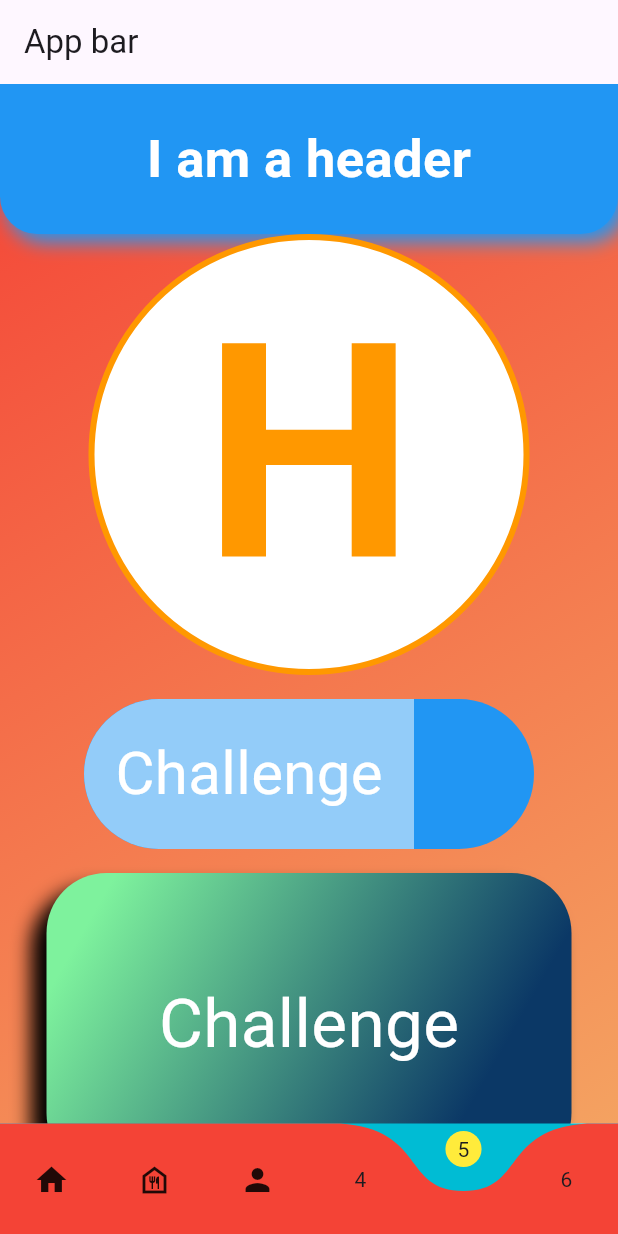
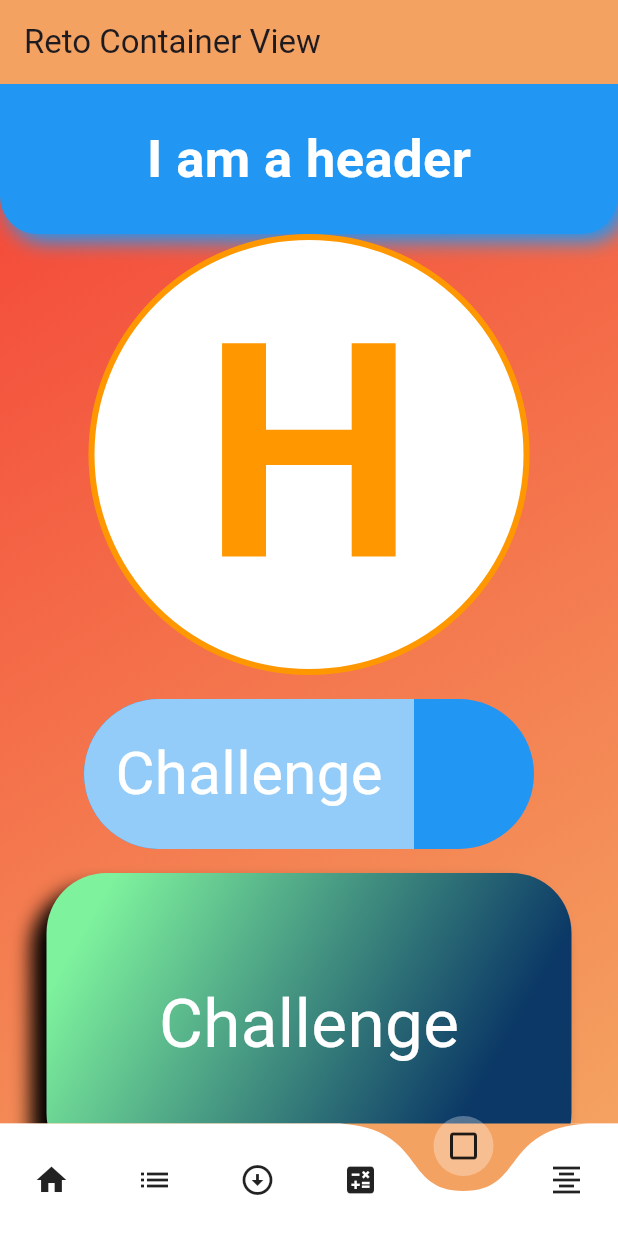
Before and after one commit to fr4nsgallegos/recetasappG8, a Flutter app: the screen it shows after launch, swiped to page 5, on a phone screen of 412 x 824 dp. Run offline on Flutter 3.47's test engine with Material 3 defaults, Android fonts, the phone set to English and light mode, and no system bars; drawn by our look-alikes of curved_navigation_bar; network calls fail.

Commit message:
with pagedetails list

```diff
--- a/lib/models/screen_model.dart
+++ b/lib/models/screen_model.dart
@@ -1,18 +1,24 @@
 import 'package:flutter/material.dart';
+import 'package:recetas_app_g8/pages/calculator_page.dart';
 import 'package:recetas_app_g8/pages/home_page.dart';
 import 'package:recetas_app_g8/pages/list_view_page.dart';
+import 'package:recetas_app_g8/pages/reto_container_page.dart';
+import 'package:recetas_app_g8/pages/scroll_page.dart';
+import 'package:recetas_app_g8/pages/textformfield_example_page.dart';
 
 class ScreenModel {
   Widget pageName;
   String title;
   Color bgColor;
   Color colorButtonOption;
-
-  ScreenModel(
-      {required this.pageName,
-      required this.title,
-      required this.bgColor,
-      required this.colorButtonOption});
+  Icon icono;
+  ScreenModel({
+    required this.pageName,
+    required this.title,
+    required this.bgColor,
+    required this.colorButtonOption,
+    required this.icono,
+  });
 }
 
 List<ScreenModel> pagesDetails = [
@@ -20,11 +26,44 @@ List<ScreenModel> pagesDetails = [
     pageName: HomePage(bgColor: Color(0xff264653)),
     title: "Home Page",
     bgColor: Color(0xff264653),
-    colorButtonOption: Color(0xff264653).withOpacity(0.5),
+    colorButtonOption: Colors.white.withOpacity(0.3),
+    icono: Icon(Icons.home),
   ),
   ScreenModel(
-      pageName: ListViewPage(bgColor: Color(0xff2a9d8f)),
-      title: "List View",
-      bgColor: Color(0xff2a9d8f),
-      colorButtonOption: Color(0xff2a9d8f).withOpacity(0.5)),
+    pageName: ListViewPage(bgColor: Color(0xff2a9d8f)),
+    title: "List View",
+    bgColor: Color(0xff2a9d8f),
+    colorButtonOption: Colors.white.withOpacity(0.3),
+    icono: Icon(Icons.list),
+  ),
+  ScreenModel(
+    pageName: ScrollPage(
+      bgColor: Color(0xffe9c46a),
+    ),
+    title: "Scroll Page",
+    bgColor: Color(0xffe9c46a),
+    colorButtonOption: Colors.black.withOpacity(0.3),
+    icono: Icon(Icons.arrow_circle_down_sharp),
+  ),
+  ScreenModel(
+    pageName: CalculatorPage(bgColor: Color(0xff1F1F1F)),
+    title: "Calculator View",
+    bgColor: Color(0xff1F1F1F),
+    colorButtonOption: Colors.white.withOpacity(0.5),
+    icono: Icon(Icons.calculate),
+  ),
+  ScreenModel(
+    pageName: RetoContainerPage(bgColor: Color(0xfff4a261)),
+    title: "Reto Container View",
+    bgColor: Color(0xfff4a261),
+    colorButtonOption: Colors.white.withOpacity(0.3),
+    icono: Icon(Icons.check_box_outline_blank_outlined),
+  ),
+  ScreenModel(
+    pageName: TextFormFieldExamplePage(bgColor: Color(0xffe76f51)),
+    title: "Text Form Field View",
+    bgColor: Color(0xffe76f51),
+    colorButtonOption: Colors.white.withOpacity(0.3),
+    icono: Icon(Icons.format_align_center_outlined),
+  ),
 ];
--- a/lib/pages/tab_bar_page.dart
+++ b/lib/pages/tab_bar_page.dart
@@ -22,8 +22,6 @@ class _TabBarPageState extends State<TabBarPage> {
   void initState() {
     // TODO: implement initState
     super.initState();
-    pagesDetails.add(pagesDetails)
-
   }
 
   @override
@@ -31,21 +29,29 @@ class _TabBarPageState extends State<TabBarPage> {
     return SafeArea(
       child: Scaffold(
         appBar: AppBar(
-          title: Text("App bar"),
+          title: Text(pagesDetails[activePageIndex].title),
+          backgroundColor: pagesDetails[activePageIndex].bgColor,
         ),
         bottomNavigationBar: CurvedNavigationBar(
-          backgroundColor: Colors.cyan,
-          buttonBackgroundColor: Colors.yellow,
-          color: Colors.red,
+          backgroundColor: pagesDetails[activePageIndex].bgColor,
+          buttonBackgroundColor:
+              pagesDetails[activePageIndex].colorButtonOption,
+          // color: Colors.red,
           // height: 50,
           index: activePageIndex,
           items: [
-            Icon(Icons.home),
-            Icon(Icons.food_bank_outlined),
-            Icon(Icons.person),
-            Text("4"),
-            Text("5"),
-            Text("6"),
+            pagesDetails[0].icono,
+            pagesDetails[1].icono,
+            pagesDetails[2].icono,
+            pagesDetails[3].icono,
+            pagesDetails[4].icono,
+            pagesDetails[5].icono,
+            // Icon(Icons.home),
+            // Icon(Icons.food_bank_outlined),
+            // Icon(Icons.person),
+            // Text("4"),
+            // Text("5"),
+            // Text("6"),
           ],
           onTap: (index) {
             pageController.animateToPage(index,
@@ -60,16 +66,22 @@ class _TabBarPageState extends State<TabBarPage> {
             setState(() {});
           },
           children: [
-            HomePage(
-              bgColor: Color(0xff264653),
-            ),
-            ListViewPage(bgColor: Color(0xff2a9d8f)),
-            ScrollPage(
-              bgColor: Color(0xffe9c46a),
-            ),
-            CalculatorPage(bgColor: Color(0xff1F1F1F)),
-            RetoContainerPage(bgColor: Color(0xfff4a261)),
-            TextFormFieldExamplePage(bgColor: Color(0xffe76f51)),
+            pagesDetails[0].pageName,
+            pagesDetails[1].pageName,
+            pagesDetails[2].pageName,
+            pagesDetails[3].pageName,
+            pagesDetails[4].pageName,
+            pagesDetails[5].pageName,
+            // HomePage(
+            //   bgColor: Color(0xff264653),
+            // ),
+            // ListViewPage(bgColor: Color(0xff2a9d8f)),
+            // ScrollPage(
+            //   bgColor: Color(0xffe9c46a),
+            // ),
+            // CalculatorPage(bgColor: Color(0xff1F1F1F)),
+            // RetoContainerPage(bgColor: Color(0xfff4a261)),
+            // TextFormFieldExamplePage(bgColor: Color(0xffe76f51)),
           ],
         ),
       ),
```
